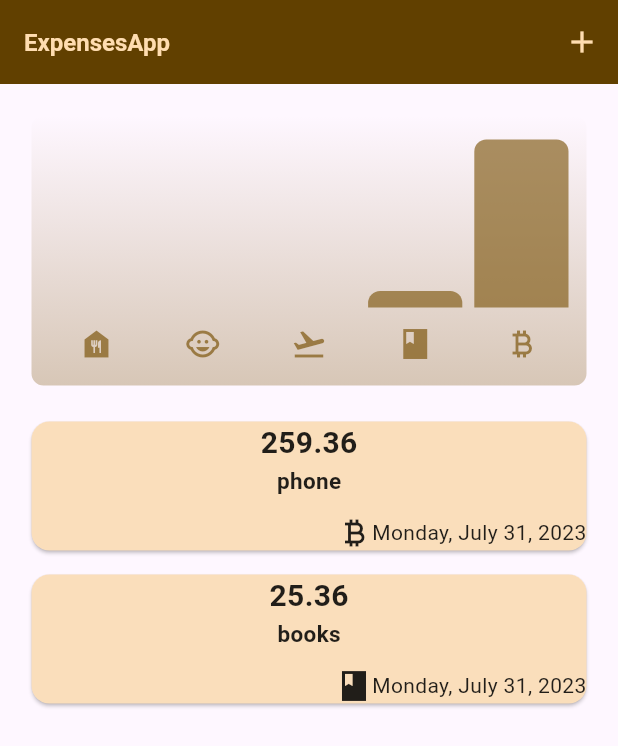
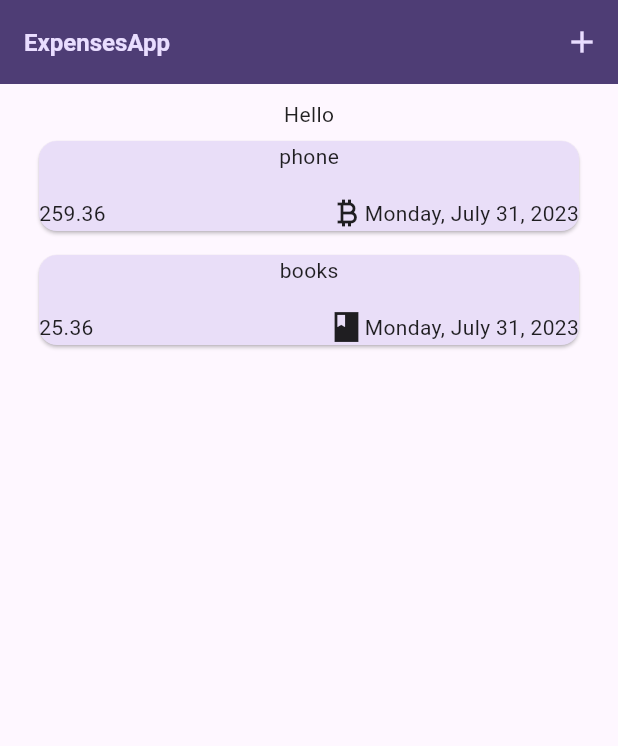
Before and after one commit to ankithkumar12/Expense_tracker, a Flutter app: the screen it shows after launch, on a phone screen of 412 x 824 dp. Shown: the top 746 px of the screen. Run offline on Flutter 3.47's test engine with Material 2 defaults, Android fonts, the phone set to English and light mode, and no system bars.

Commit message:
Add files via upload

```diff
--- a/lib/chart/chart.dart
+++ b/lib/chart/chart.dart
@@ -1,10 +1,7 @@
 import 'package:flutter/material.dart';
 
-
-
-
-import 'chart_bar.dart';
-import 'package:expense_tracker/models/expense_model.dart';
+import 'package:expense_tracker/widgets/chart/chart_bar.dart';
+import 'package:expense_tracker/models/expense.dart';
 
 class Chart extends StatelessWidget {
   const Chart({super.key, required this.expenses});
@@ -16,8 +13,7 @@ class Chart extends StatelessWidget {
       ExpenseBucket.forCategory(expenses, Category.food),
       ExpenseBucket.forCategory(expenses, Category.leisure),
       ExpenseBucket.forCategory(expenses, Category.travel),
-      ExpenseBucket.forCategory(expenses, Category.study),
-      ExpenseBucket.forCategory(expenses, Category.luxury),
+      ExpenseBucket.forCategory(expenses, Category.work),
     ];
   }
 
@@ -79,7 +75,7 @@ class Chart extends StatelessWidget {
                     child: Padding(
                       padding: const EdgeInsets.symmetric(horizontal: 4),
                       child: Icon(
-                        maticon[bucket.category],
+                        categoryIcons[bucket.category],
                         color: isDarkMode
                             ? Theme.of(context).colorScheme.secondary
                             : Theme.of(context)
--- a/lib/expense_list.dart
+++ b/lib/expense_list.dart
@@ -2,7 +2,7 @@ import "package:expense_tracker/models/expense_model.dart";
 import "package:flutter/material.dart";
 
 class ExpenseList extends StatelessWidget {
-  const ExpenseList(this.expenses, {required this.onDissmissed, super.key});
+  const ExpenseList(this.expenses, {required this.onDissmissed,super.key});
   final List<Expense> expenses;
 
   final Function(Expense expense) onDissmissed;
@@ -14,33 +14,17 @@ class ExpenseList extends StatelessWidget {
         itemBuilder: (ctx, index) {
           return Dismissible(
             key: ValueKey(expenses[index]),
-            background: Container(
-              color: Theme.of(context).colorScheme.error.withOpacity(0.5),
-              margin: EdgeInsets.symmetric(
-                horizontal: Theme.of(context).cardTheme.margin!.horizontal,
-              ),
-            ),
-            onDismissed: (direction) => {onDissmissed(expenses[index])},
+            onDismissed: (direction) => {
+              onDissmissed(expenses[index])
+            },
             child: Card(
               child: Column(
-
                 children: [
-                  Text(
-                        expenses[index].amount.toStringAsFixed(2),
-                        style: const TextStyle(
-                            fontSize: 20, fontWeight: FontWeight.bold),
-                      ),
-
-                  Text(expenses[index].title,style:const TextStyle(
-                            fontSize: 15, fontWeight: FontWeight.w700), ),
-                  const Padding(padding: EdgeInsets.all(6)),
+                  Text(expenses[index].title),
+                  const Padding(padding: EdgeInsets.all(8)),
                   Row(
                     children: [
-                      // Text(
-                      //   expenses[index].amount.toStringAsFixed(2),
-                      //   style: const TextStyle(
-                      //       fontSize: 20, fontWeight: FontWeight.bold),
-                      // ),
+                      Text(expenses[index].amount.toStringAsFixed(2)),
                       const Spacer(),
                       Icon(expenses[index].suitIcon),
                       Text(expenses[index].formattedDate),
--- a/lib/expense_tracker.dart
+++ b/lib/expense_tracker.dart
@@ -2,7 +2,6 @@ import 'package:expense_tracker/expense_list.dart';
 import 'package:expense_tracker/models/expense_model.dart';
 import 'package:expense_tracker/new_expense.dart';
 import 'package:flutter/material.dart';
-import 'chart/chart.dart';
 
 class ExpenseTracker extends StatefulWidget {
   const ExpenseTracker({super.key});
@@ -31,25 +30,9 @@ class _ExpenseTrackerState extends State<ExpenseTracker> {
   }
 
   void removeExpense(Expense expense) {
-    final expenseIndex = registeredExpenses.indexOf(expense);
     setState(() {
       registeredExpenses.remove(expense);
     });
-    ScaffoldMessenger.of(context).clearSnackBars();
-    ScaffoldMessenger.of(context).showSnackBar(
-      SnackBar(
-        duration: const Duration(seconds: 3),
-        content: const Text('Expense deleted.'),
-        action: SnackBarAction(
-          label: 'Undo',
-          onPressed: () {
-            setState(() {
-              registeredExpenses.insert(expenseIndex, expense);
-            });
-          },
-        ),
-      ),
-    );
   }
 
   void openOverlay() {
@@ -72,11 +55,10 @@ class _ExpenseTrackerState extends State<ExpenseTracker> {
         ],
       ),
       body: Padding(
-        padding: const EdgeInsets.all(5),
+        padding: const EdgeInsets.all(10),
         child: Column(
           children: [
-            Chart(expenses: registeredExpenses),
-            // const Text("Hello"),
+            const Text("Hello"),
             Expanded(
 
                 child: ExpenseList(registeredExpenses,onDissmissed: removeExpense,)),
--- a/lib/models/expense_model.dart
+++ b/lib/models/expense_model.dart
@@ -51,29 +51,3 @@ class Expense {
         .toList();
   }
 }
-
-
-class ExpenseBucket {
-  const ExpenseBucket({
-    required this.category,
-    required this.expenses,
-  });
-
-  ExpenseBucket.forCategory(List<Expense> allExpenses, this.category)
-      : expenses = allExpenses
-            .where((expense) => expense.category == category)
-            .toList();
-
-  final Category category;
-  final List<Expense> expenses;
-
-  double get totalExpenses {
-    double sum = 0;
-
-    for (final expense in expenses) {
-      sum += expense.amount; // sum = sum + expense.amount
-    }
-
-    return sum;
-  }
-}
```
Also changed, not shown: lib/main.dart (+6 -2 lines).
